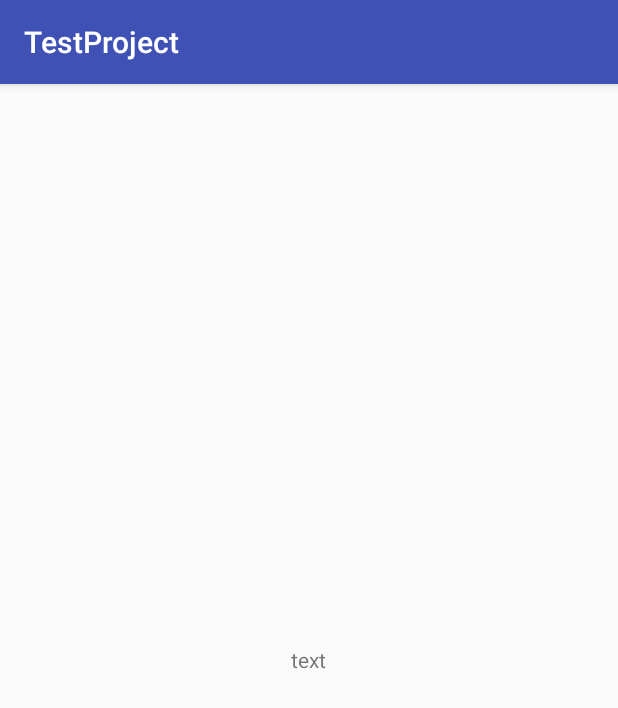
After one commit to lcj168/kotlinLearn, an Android app: the MvpDemoActivity screen opened directly, with no data from a screen before it, on a phone screen of 412 x 824 dp. The commit adds this screen. Shown: the top 708 px of the screen. Run offline under Robolectric (Android 15) with nearby library versions, the phone set to English and light mode, and no system bars.

Commit message:
kotlin 版本的mvp实现

```diff
--- a/app/src/main/AndroidManifest.xml
+++ b/app/src/main/AndroidManifest.xml
@@ -16,6 +16,7 @@
                 <category android:name="android.intent.category.LAUNCHER" />
             </intent-filter>
         </activity>
+        <activity android:name="com.example.whoislcj.kotlin.view.activity.MvpDemoActivity"></activity>
     </application>
 
 </manifest>
--- /dev/null
+++ b/app/src/main/java/com/example/whoislcj/kotlin/model/interfaces/GetUserInfoListener.kt
@@ -0,0 +1,11 @@
+package com.example.whoislcj.kotlin.model.interfaces
+
+import com.example.whoislcj.kotlin.model.bean.UserInfo
+
+/**
+ * Created by whoislcj on 2018/3/20.
+ */
+public interface GetUserInfoListener {
+
+    fun onGetUserInfo(userInfo: UserInfo );
+}
--- /dev/null
+++ b/app/src/main/java/com/example/whoislcj/kotlin/model/interfaces/IUserInfoModel.kt
@@ -0,0 +1,10 @@
+package com.example.whoislcj.kotlin.model.interfaces
+
+/**
+ * Created by whoislcj on 2018/3/20.
+ */
+interface IUserInfoModel {
+
+    fun getUserInfo(listener: GetUserInfoListener);
+
+}
--- /dev/null
+++ b/app/src/main/java/com/example/whoislcj/kotlin/presenter/impl/LoadDataPresenter.kt
@@ -0,0 +1,34 @@
+package com.example.whoislcj.kotlin.presenter.impl
+
+import com.example.whoislcj.kotlin.model.bean.UserInfo
+import com.example.whoislcj.kotlin.model.impl.UserInfoModelImpl
+import com.example.whoislcj.kotlin.model.interfaces.GetUserInfoListener
+import com.example.whoislcj.kotlin.model.interfaces.IUserInfoModel
+import com.example.whoislcj.kotlin.presenter.interfaces.ILoadDataPresenter
+import com.example.whoislcj.kotlin.view.interfaces.ILoadDataView
+import com.example.whoislcj.testproject.Person
+
+/**
+ * Created by whoislcj on 2018/3/20.
+ */
+class LoadDataPresenter : ILoadDataPresenter {
+    var iLoadDataView: ILoadDataView<UserInfo>;
+    var iUserInfoModel: IUserInfoModel;
+
+    constructor(iLoadDataView: ILoadDataView<UserInfo>) {
+        this.iLoadDataView = iLoadDataView
+        this.iUserInfoModel = UserInfoModelImpl();
+    }
+
+
+    override fun loadData() {
+        iLoadDataView.startLoading()
+        iUserInfoModel.getUserInfo(object : GetUserInfoListener {
+            override fun onGetUserInfo(userInfo: UserInfo) {
+                iLoadDataView.loadSuccess(userInfo)
+                iLoadDataView.finishLoading()
+            }
+        });
+
+    }
+}
--- /dev/null
+++ b/app/src/main/java/com/example/whoislcj/kotlin/presenter/interfaces/ILoadDataPresenter.kt
@@ -0,0 +1,9 @@
+package com.example.whoislcj.kotlin.presenter.interfaces
+
+/**
+ * Created by whoislcj on 2018/3/20.
+ */
+interface  ILoadDataPresenter{
+
+    fun  loadData();
+}
--- /dev/null
+++ b/app/src/main/java/com/example/whoislcj/kotlin/view/activity/MvpDemoActivity.kt
@@ -0,0 +1,39 @@
+package com.example.whoislcj.kotlin.view.activity
+
+import android.support.v7.app.AppCompatActivity
+import android.os.Bundle
+import android.widget.TextView
+import com.example.whoislcj.kotlin.model.bean.UserInfo
+import com.example.whoislcj.kotlin.presenter.impl.LoadDataPresenter
+import com.example.whoislcj.kotlin.view.interfaces.ILoadDataView
+import com.example.whoislcj.testproject.R
+
+class MvpDemoActivity : AppCompatActivity() ,ILoadDataView<UserInfo> {
+    lateinit var userInfoTv:TextView;
+    lateinit var loadDataPresenter: LoadDataPresenter;
+
+    override fun onCreate(savedInstanceState: Bundle?) {
+        super.onCreate(savedInstanceState)
+        setContentView(R.layout.activity_mvp_demo)
+        loadDataPresenter= LoadDataPresenter(this);
+
+        userInfoTv =findViewById(R.id.text_user_info);
+
+        userInfoTv.setOnClickListener {
+            loadDataPresenter.loadData();
+        }
+    }
+
+    override fun startLoading() {
+    }
+
+    override fun finishLoading() {
+    }
+
+    override fun loadSuccess(result: UserInfo) {
+        userInfoTv.text=String.format("name:%s age:%d",result.name,result.age);
+    }
+
+    override fun loadFailed() {
+    }
+}
--- /dev/null
+++ b/app/src/main/java/com/example/whoislcj/kotlin/view/interfaces/ILoadDataView<T>.kt
@@ -0,0 +1,16 @@
+package com.example.whoislcj.kotlin.view.interfaces
+
+/**
+ * Created by whoislcj on 2018/3/20.
+ */
+interface ILoadDataView<T> {
+
+    fun  startLoading();
+
+    fun  finishLoading();
+
+    fun loadSuccess(result: T);
+
+    fun loadFailed();
+
+}
--- a/app/src/main/res/layout/activity_main.xml
+++ b/app/src/main/res/layout/activity_main.xml
@@ -11,6 +11,8 @@
         android:layout_width="wrap_content"
         android:layout_height="wrap_content"
         android:text="Hello World!"
+        android:minHeight="40dp"
+        android:minWidth="50dp"
         app:layout_constraintBottom_toBottomOf="parent"
         app:layout_constraintLeft_toLeftOf="parent"
         app:layout_constraintRight_toRightOf="parent"
--- /dev/null
+++ b/app/src/main/res/layout/activity_mvp_demo.xml
@@ -0,0 +1,15 @@
+<?xml version="1.0" encoding="utf-8"?>
+<LinearLayout xmlns:android="http://schemas.android.com/apk/res/android"
+    xmlns:tools="http://schemas.android.com/tools"
+    android:layout_width="match_parent"
+    android:layout_height="match_parent"
+    android:gravity="center"
+    tools:context="com.example.whoislcj.kotlin.view.activity.MvpDemoActivity">
+
+    <TextView
+        android:id="@+id/text_user_info"
+        android:layout_width="wrap_content"
+        android:layout_height="wrap_content"
+        android:text="text"/>
+
+</LinearLayout>
```
Also changed, not shown: app/build.gradle (+10 -2 lines), app/src/main/java/com/example/whoislcj/kotlin/model/bean/UserInfo.kt (added, +11 -0 lines), app/src/main/java/com/example/whoislcj/kotlin/model/impl/UserInfoModelImpl.kt (added, +21 -0 lines), app/src/main/java/com/example/whoislcj/testproject/MainActivity.kt (+8 -5 lines).
